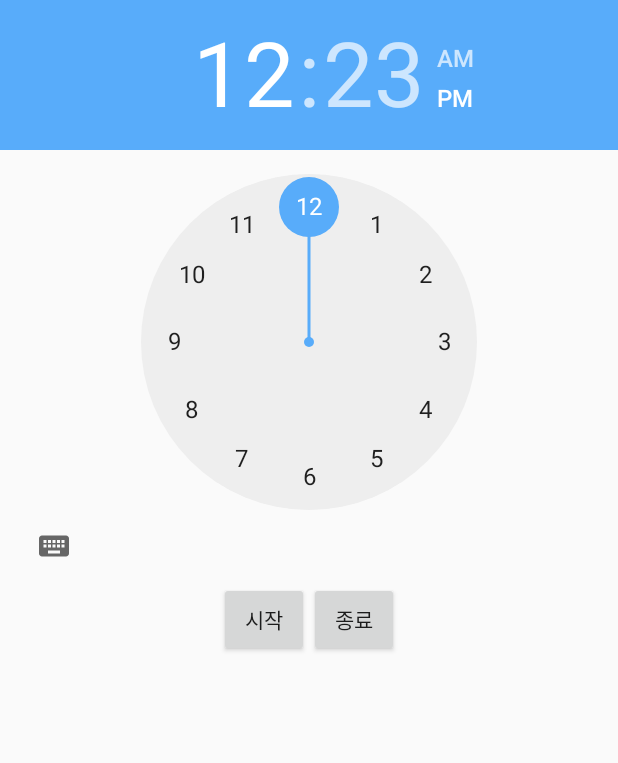
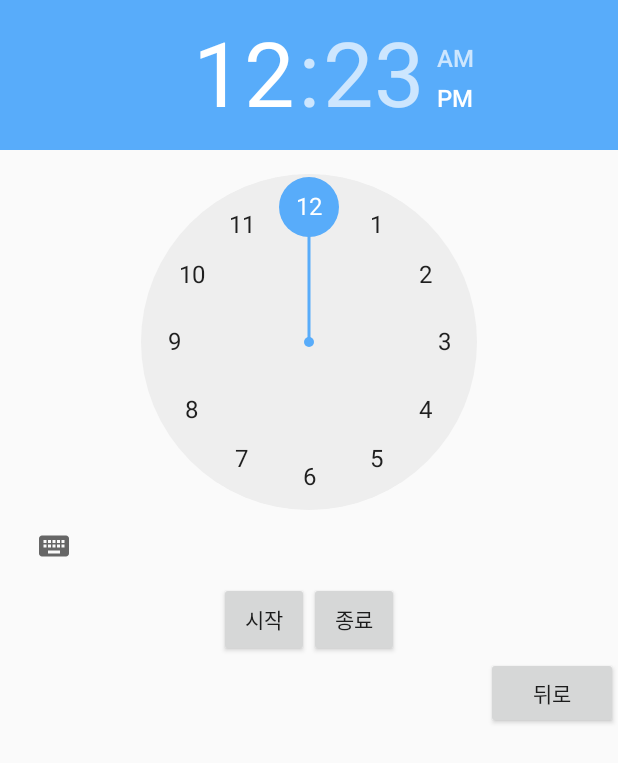
Before and after one commit to choissungho/busproject1, an Android app: the AlarmActivity screen opened directly, with no data from a screen before it, on a phone screen of 412 x 824 dp. Shown: the top 763 px of the screen. Run offline under Robolectric (Android 15) with nearby library versions, the phone set to English and light mode, and no system bars.

Commit message:
시간표 수정

```diff
--- a/app/src/main/java/com/example/myapplication/AlarmActivity.java
+++ b/app/src/main/java/com/example/myapplication/AlarmActivity.java
@@ -21,9 +21,20 @@ public class AlarmActivity extends AppCompatActivity {
     TimePicker alarm_timepicker;
     Context context;
     PendingIntent pendingIntent;
+    Button btnback;
+    @Override
 
-    @Override
+
     protected void onCreate(Bundle savedInstanceState) {
+
+        View.OnClickListener btnclick = new View.OnClickListener() {
+            @Override
+            public void onClick(View v) {
+                Intent i = new Intent(getApplicationContext(), MainActivity.class);
+                startActivity(i);
+            }
+        };
+
         super.onCreate(savedInstanceState);
         setContentView(R.layout.activity_alarm);
 
@@ -84,5 +95,9 @@ public class AlarmActivity extends AppCompatActivity {
                 sendBroadcast(my_intent);
             }
         });
+        btnback = (Button) findViewById(R.id.btnback);
+        btnback.setOnClickListener(btnclick);
     }
+
+
 }
--- a/app/src/main/java/com/example/myapplication/MainActivity.java
+++ b/app/src/main/java/com/example/myapplication/MainActivity.java
@@ -239,7 +239,6 @@ public class MainActivity extends Activity {
 
 
         Nowtime.setTextColor(Color.GREEN);
-
         AnyangBtn.setOnClickListener(bust1);
         BeomgyeBtn.setOnClickListener(bust2);
         DaelimaBtn.setOnClickListener(bust3);
--- a/app/src/main/res/layout/activity_alarm.xml
+++ b/app/src/main/res/layout/activity_alarm.xml
@@ -40,4 +40,11 @@
 
     </LinearLayout>
 
+    <Button
+        android:id="@+id/btnback"
+        android:layout_width="wrap_content"
+        android:layout_height="wrap_content"
+        android:layout_gravity="right"
+        android:text="뒤로" />
+
 </LinearLayout>
--- a/app/src/main/res/layout/activity_anyangpopup.xml
+++ b/app/src/main/res/layout/activity_anyangpopup.xml
@@ -6,7 +6,7 @@
     android:layout_height="fill_parent"
     android:layout_centerHorizontal="true"
     android:layout_gravity="center"
-    tools:context=".popup1Activity">
+    tools:context=".AnyangpopupActivity">
 
 
     <ImageView
@@ -15,10 +15,10 @@
         android:layout_width="300dp"
         android:layout_height="440dp"
         android:layout_gravity="right"
-        android:background="@drawable/clock" />
+        android:background="@drawable/as" />
     <Button
         android:text="뒤로"
-        android:id="@+id/back1"
+        android:id="@+id/aMainBack"
         android:layout_marginLeft="-303dp"
         android:layout_marginTop="450dp"
         android:layout_width="80dp"
--- a/app/src/main/res/layout/activity_beomgyeppoup.xml
+++ b/app/src/main/res/layout/activity_beomgyeppoup.xml
@@ -15,7 +15,7 @@
         android:layout_width="300dp"
         android:layout_height="440dp"
         android:layout_gravity="right"
-        android:background="@drawable/img4" />
+        android:background="@drawable/bs" />
 
     <Button
         android:id="@+id/bMainClickListner"
--- a/app/src/main/res/layout/activity_daelimapopup.xml
+++ b/app/src/main/res/layout/activity_daelimapopup.xml
@@ -15,7 +15,7 @@
         android:layout_width="300dp"
         android:layout_height="440dp"
         android:layout_gravity="right"
-        android:background="@drawable/img2" />
+        android:background="@drawable/sa" />
 
     <Button
         android:id="@+id/daMainClickListner"
--- a/app/src/main/res/layout/activity_daelimbpopup.xml
+++ b/app/src/main/res/layout/activity_daelimbpopup.xml
@@ -15,7 +15,7 @@
         android:layout_width="300dp"
         android:layout_height="440dp"
         android:layout_gravity="right"
-        android:background="@drawable/img3" />
+        android:background="@drawable/sb" />
 
     <Button
         android:text="뒤로"
```
Also changed, not shown: app/src/main/res/drawable-v24/clock.png (deleted), app/src/main/res/drawable-v24/img1.PNG (deleted), app/src/main/res/drawable/1img.PNG (deleted), app/src/main/res/drawable/2img.PNG (deleted), app/src/main/res/drawable/3img.PNG (deleted), app/src/main/res/drawable/4img.PNG (deleted), app/src/main/res/drawable/clock.png, app/src/main/res/drawable/img2.PNG (deleted), app/src/main/res/drawable/img3.PNG (deleted), app/src/main/res/drawable/img4.PNG (deleted).
